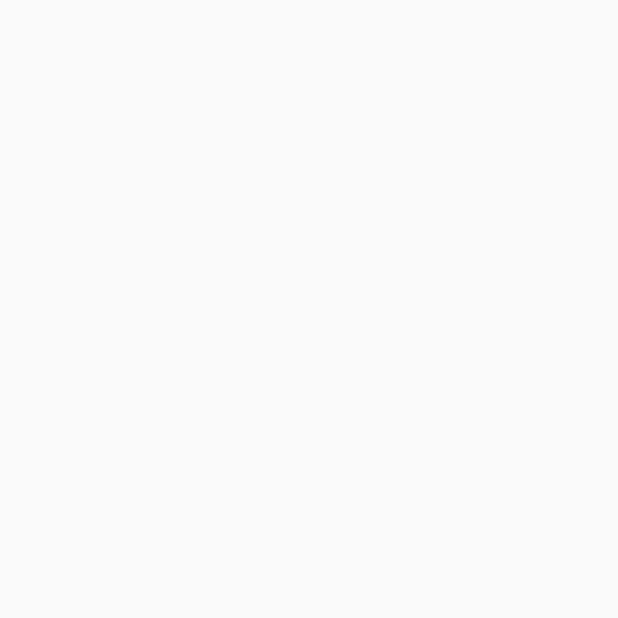
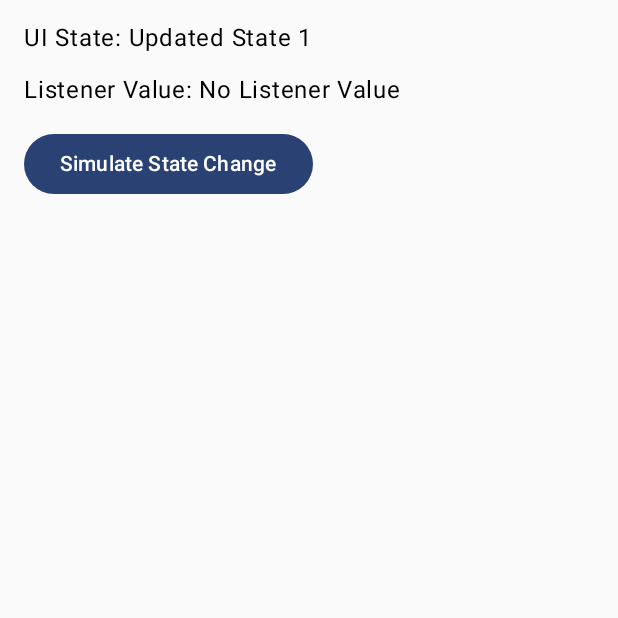
Before and after one commit to patrycjasawicka/ShowcaseAndroidApp, an Android app built with Jetpack Compose: the screen it shows after launch (MainActivity), on a phone screen of 412 x 824 dp, the top half of it. Before the commit the part shown is empty. Run offline under Robolectric (Android 15) with nearby library versions, the phone set to English and light mode, and no system bars.

```diff
--- /dev/null
+++ b/app/src/main/java/com/example/showcaseapplication/Listener.kt
@@ -0,0 +1,21 @@
+package com.example.showcaseapplication
+
+interface Listener {
+    fun onEvent(event: String)
+}
+
+object ListenerManager {
+    private val listeners = mutableSetOf<Listener>()
+
+    fun addListener(listener: Listener) {
+        listeners.add(listener)
+    }
+
+    fun removeListener(listener: Listener) {
+        listeners.remove(listener)
+    }
+
+    fun emitEvent(event: String) {
+        listeners.forEach { it.onEvent(event) }
+    }
+}
--- a/app/src/main/java/com/example/showcaseapplication/MainActivity.kt
+++ b/app/src/main/java/com/example/showcaseapplication/MainActivity.kt
@@ -3,16 +3,65 @@ package com.example.showcaseapplication
 import android.os.Bundle
 import androidx.activity.ComponentActivity
 import androidx.activity.compose.setContent
-import androidx.activity.enableEdgeToEdge
+import androidx.compose.foundation.layout.Arrangement
+import androidx.compose.foundation.layout.Column
+import androidx.compose.foundation.layout.fillMaxSize
+import androidx.compose.foundation.layout.padding
+import androidx.compose.material3.Button
+import androidx.compose.material3.MaterialTheme
+import androidx.compose.material3.Text
+import androidx.compose.runtime.Composable
+import androidx.compose.runtime.collectAsState
+import androidx.compose.runtime.getValue
+import androidx.compose.runtime.mutableStateOf
+import androidx.compose.runtime.remember
+import androidx.compose.runtime.setValue
+import androidx.compose.ui.Modifier
+import androidx.compose.ui.unit.dp
 import com.example.showcaseapplication.ui.theme.ShowcaseApplicationTheme
 
 class MainActivity : ComponentActivity() {
     override fun onCreate(savedInstanceState: Bundle?) {
         super.onCreate(savedInstanceState)
-        enableEdgeToEdge()
         setContent {
             ShowcaseApplicationTheme {
+                SideEffectsExample(MyViewModel())
             }
         }
     }
 }
+
+
+@Composable
+fun SideEffectsExample(viewModel: MyViewModel) {
+    val uiState by viewModel.uiState.collectAsState()
+    var listenerValue by remember { mutableStateOf("No Listener Value") }
+
+    // TODO: wykonaj akcję wewnątrz wybranego effectu
+    viewModel.fetchData()
+
+    // TODO: wykonaj akcję wewnątrz wybranego effectu
+    val listener = object : Listener {
+        override fun onEvent(event: String) {
+            listenerValue = event
+        }
+    }
+    ListenerManager.addListener(listener)
+    ListenerManager.removeListener(listener)
+
+    // TODO: wykonaj akcję wewnątrz wybranego effectu
+    println("Recomposition happened! Current UI State: $uiState")
+
+    Column(
+        modifier = Modifier
+            .fillMaxSize()
+            .padding(16.dp),
+        verticalArrangement = Arrangement.spacedBy(16.dp)
+    ) {
+        Text("UI State: $uiState", style = MaterialTheme.typography.bodyLarge)
+        Text("Listener Value: $listenerValue", style = MaterialTheme.typography.bodyLarge)
+        Button(onClick = { viewModel.simulateStateChange() }) {
+            Text("Simulate State Change")
+        }
+    }
+}
--- /dev/null
+++ b/app/src/main/java/com/example/showcaseapplication/MyViewModel.kt
@@ -0,0 +1,19 @@
+package com.example.showcaseapplication
+
+import androidx.lifecycle.ViewModel
+import kotlinx.coroutines.flow.MutableStateFlow
+import kotlinx.coroutines.flow.asStateFlow
+import kotlinx.coroutines.flow.update
+
+class MyViewModel : ViewModel() {
+    private val _uiState = MutableStateFlow("Initial State")
+    val uiState = _uiState.asStateFlow()
+
+    fun fetchData() {
+        _uiState.update { "Updated State 1" }
+    }
+
+    fun simulateStateChange() {
+        _uiState.update { "Updated State 2" }
+    }
+}
```
Also changed, not shown: app/src/main/java/com/example/showcaseapplication/CoroutinesTask.kt (deleted, +0 -29 lines), app/src/main/java/com/example/showcaseapplication/CoroutinesTask2.kt (deleted, +0 -30 lines).
